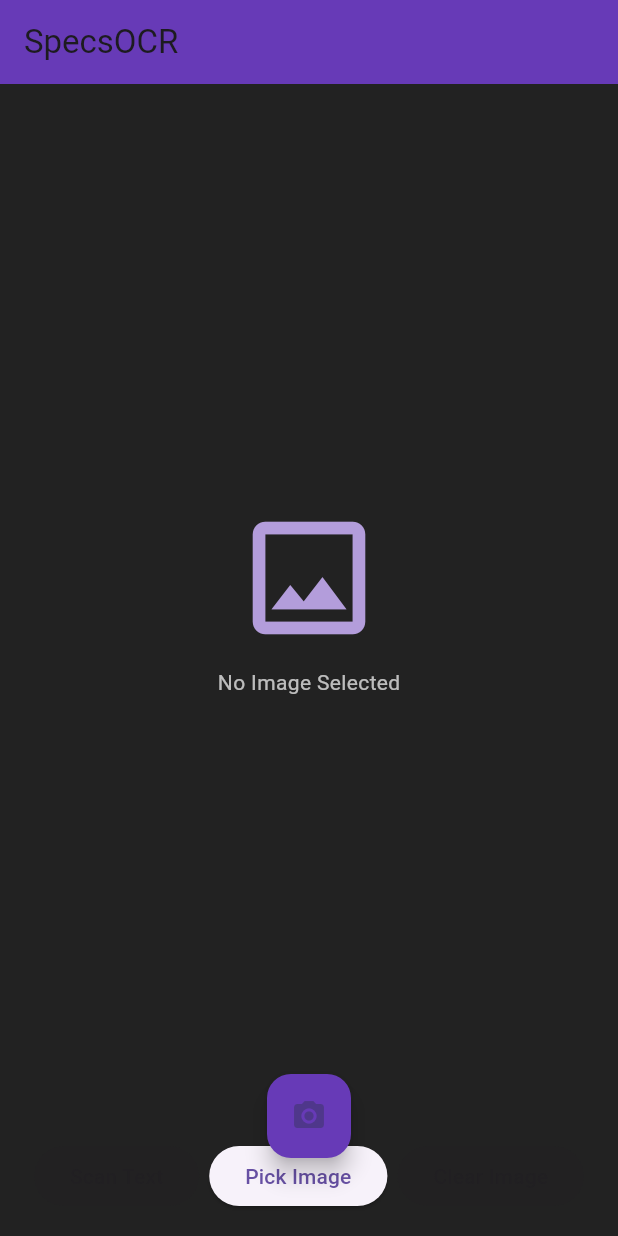
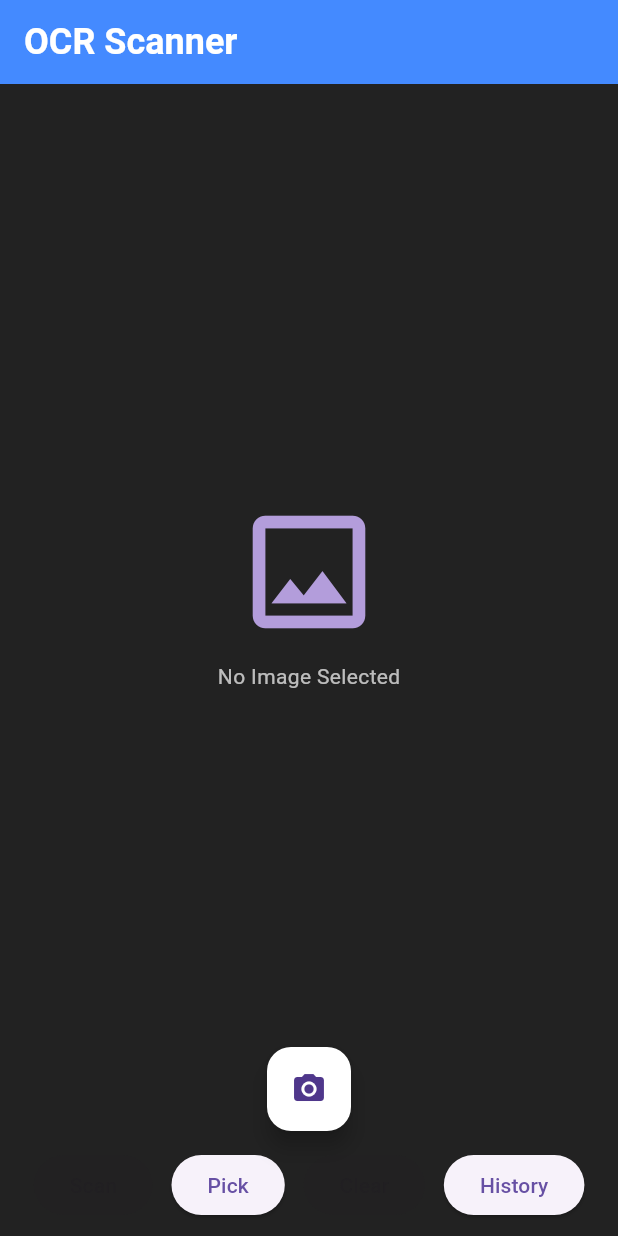
Before and after one commit to dmtarqui/flutter_final, a Flutter app: the screen it shows after launch, on a phone screen of 412 x 824 dp. Run offline on Flutter 3.47's test engine with Material 3 defaults, Android fonts, the phone set to English and light mode, and no system bars; our stand-ins replace flutter_riverpod, image_picker, sqflite; missing offline and left inert: google_mlkit_text_recognition; accounts and stored records are empty.

Commit message:
first stage

```diff
--- /dev/null
+++ b/lib/db_helper.dart
@@ -0,0 +1,47 @@
+import 'package:sqflite/sqflite.dart';
+import 'package:path/path.dart';
+
+class DbHelper {
+  static final DbHelper _instance = DbHelper._internal();
+  factory DbHelper() => _instance;
+  DbHelper._internal();
+
+  Database? _db;
+
+  Future<Database> get db async {
+    if (_db != null) return _db!;
+    _db = await _initDb();
+    return _db!;
+  }
+
+  Future<Database> _initDb() async {
+    final dbPath = await getDatabasesPath();
+    final path = join(dbPath, 'ocr_history.db');
+    return await openDatabase(
+      path,
+      version: 1,
+      onCreate: (db, version) async {
+        await db.execute('''
+          CREATE TABLE history(
+            id INTEGER PRIMARY KEY AUTOINCREMENT,
+            text TEXT,
+            createdAt TEXT
+          )
+        ''');
+      },
+    );
+  }
+
+  Future<int> insertHistory(String text) async {
+    final database = await db;
+    return await database.insert('history', {
+      'text': text,
+      'createdAt': DateTime.now().toIso8601String(),
+    });
+  }
+
+  Future<List<Map<String, dynamic>>> getHistory() async {
+    final database = await db;
+    return await database.query('history', orderBy: 'createdAt DESC');
+  }
+}
--- a/lib/main.dart
+++ b/lib/main.dart
@@ -1,9 +1,12 @@
 import 'package:flutter/material.dart';
 import 'package:flutter_riverpod/flutter_riverpod.dart';
 import 'package:image_picker/image_picker.dart';
+import 'package:google_mlkit_text_recognition/google_mlkit_text_recognition.dart';
 import 'dart:io';
+import 'db_helper.dart';
 
 final imageProvider = StateProvider<XFile?>((ref) => null);
+final ocrTextProvider = StateProvider<String>((ref) => '');
 
 void main() {
   runApp(const ProviderScope(child: MainApp()));
@@ -29,19 +32,41 @@ class OcrHomePage extends ConsumerWidget {
     final picker = ImagePicker();
     final pickedFile = await picker.pickImage(source: source);
     ref.read(imageProvider.notifier).state = pickedFile;
+    ref.read(ocrTextProvider.notifier).state =
+        ''; // Clear OCR text on new image
+  }
+
+  Future<void> _scanText(WidgetRef ref, XFile imageFile) async {
+    final inputImage = InputImage.fromFilePath(imageFile.path);
+    final textRecognizer = TextRecognizer(script: TextRecognitionScript.latin);
+    final RecognizedText recognizedText = await textRecognizer.processImage(
+      inputImage,
+    );
+    ref.read(ocrTextProvider.notifier).state = recognizedText.text;
+    await textRecognizer.close();
   }
 
   @override
   Widget build(BuildContext context, WidgetRef ref) {
     final imageFile = ref.watch(imageProvider);
+    final ocrText = ref.watch(ocrTextProvider);
     return Scaffold(
       appBar: AppBar(
-        title: const Text('SpecsOCR'),
-        backgroundColor: Colors.deepPurple,
+        title: const Text(
+          'OCR Scanner',
+          style: TextStyle(
+            fontSize: 24,
+            fontWeight: FontWeight.bold,
+            color: Colors.white,
+          ),
+        ),
+        backgroundColor: Colors.blueAccent,
       ),
       backgroundColor: Colors.black87,
       body: Center(
-        child:
+        child: Column(
+          mainAxisAlignment: MainAxisAlignment.center,
+          children: [
             imageFile == null
                 ? Column(
                   mainAxisAlignment: MainAxisAlignment.center,
@@ -59,45 +84,131 @@ class OcrHomePage extends ConsumerWidget {
                   ],
                 )
                 : Image.file(
-                  // ignore: unnecessary_null_comparison
                   File(imageFile.path),
                   width: 250,
                   height: 250,
                   fit: BoxFit.contain,
                 ),
+            const SizedBox(height: 20),
+            if (ocrText.isNotEmpty)
+              Container(
+                padding: const EdgeInsets.all(12),
+                margin: const EdgeInsets.symmetric(horizontal: 16),
+                decoration: BoxDecoration(
+                  color: Colors.white10,
+                  borderRadius: BorderRadius.circular(8),
+                ),
+                child: SingleChildScrollView(
+                  child: Text(
+                    ocrText,
+                    style: const TextStyle(color: Colors.white, fontSize: 16),
+                  ),
+                ),
+              ),
+          ],
+        ),
       ),
       bottomNavigationBar: Padding(
-        padding: const EdgeInsets.symmetric(horizontal: 16.0, vertical: 16.0),
+        padding: const EdgeInsets.symmetric(horizontal: 10.0, vertical: 10.0),
         child: Row(
           mainAxisAlignment: MainAxisAlignment.spaceEvenly,
           children: [
             ElevatedButton(
               onPressed:
                   imageFile != null
-                      ? () {
-                        print('Image: ${imageFile.toString()}');
+                      ? () async {
+                        await _scanText(ref, imageFile);
+                        final scannedText = ref.read(ocrTextProvider);
+                        if (scannedText.isNotEmpty) {
+                          await DbHelper().insertHistory(scannedText);
+                        }
+                        showDialog(
+                          context: context,
+                          builder:
+                              (context) => AlertDialog(
+                                title: const Text('Scanned Text'),
+                                content: SingleChildScrollView(
+                                  child: Text(
+                                    scannedText.isNotEmpty
+                                        ? scannedText
+                                        : 'No text found.',
+                                  ),
+                                ),
+                                actions: [
+                                  TextButton(
+                                    onPressed:
+                                        () => Navigator.of(context).pop(),
+                                    child: const Text('Close'),
+                                  ),
+                                ],
+                              ),
+                        );
                       }
                       : null,
-              child: const Text('Scan Text'),
+              child: const Text('Scan'),
             ),
             ElevatedButton(
               onPressed: () => _pickImage(context, ref, ImageSource.gallery),
-              child: const Text('Pick Image'),
+              child: const Text('Pick'),
             ),
             ElevatedButton(
               onPressed:
                   imageFile != null
-                      ? () => ref.read(imageProvider.notifier).state = null
+                      ? () {
+                        ref.read(imageProvider.notifier).state = null;
+                        ref.read(ocrTextProvider.notifier).state = '';
+                      }
                       : null,
-              child: const Text('Clear Image'),
+              child: const Text('Clear'),
+            ),
+            ElevatedButton(
+              onPressed: () async {
+                final history = await DbHelper().getHistory();
+                showDialog(
+                  context: context,
+                  builder:
+                      (context) => AlertDialog(
+                        title: const Text('History'),
+                        content: SizedBox(
+                          width: double.maxFinite,
+                          child:
+                              history.isEmpty
+                                  ? const Text('No history yet.')
+                                  : ListView.builder(
+                                    shrinkWrap: true,
+                                    itemCount: history.length,
+                                    itemBuilder: (context, index) {
+                                      final item = history[index];
+                                      return ListTile(
+                                        title: Text(item['text'] ?? ''),
+                                        subtitle: Text(item['createdAt'] ?? ''),
+                                      );
+                                    },
+                                  ),
+                        ),
+                        actions: [
+                          TextButton(
+                            onPressed: () => Navigator.of(context).pop(),
+                            child: const Text('Close'),
+                          ),
+                        ],
+                      ),
+                );
+              },
+              child: const Text('History'),
             ),
           ],
         ),
       ),
-      floatingActionButton: FloatingActionButton(
-        backgroundColor: Colors.deepPurple,
-        onPressed: () => _pickImage(context, ref, ImageSource.camera),
-        child: const Icon(Icons.camera_alt),
+      floatingActionButton: Padding(
+        padding: const EdgeInsets.only(
+          bottom: 60.0,
+        ), // Move FAB up by 60 pixels
+        child: FloatingActionButton(
+          backgroundColor: Colors.white,
+          onPressed: () => _pickImage(context, ref, ImageSource.camera),
+          child: const Icon(Icons.camera_alt),
+        ),
       ),
       floatingActionButtonLocation: FloatingActionButtonLocation.centerDocked,
     );
--- a/pubspec.yaml
+++ b/pubspec.yaml
@@ -12,6 +12,8 @@ dependencies:
   flutter_riverpod: ^2.3.6
   image_picker: ^1.0.7
   google_mlkit_text_recognition: ^0.11.0
+  sqflite: ^2.3.3
+  path: ^1.9.0
 
 dev_dependencies:
   flutter_test:
```
Also changed, not shown: pubspec.lock, 1 other file.
